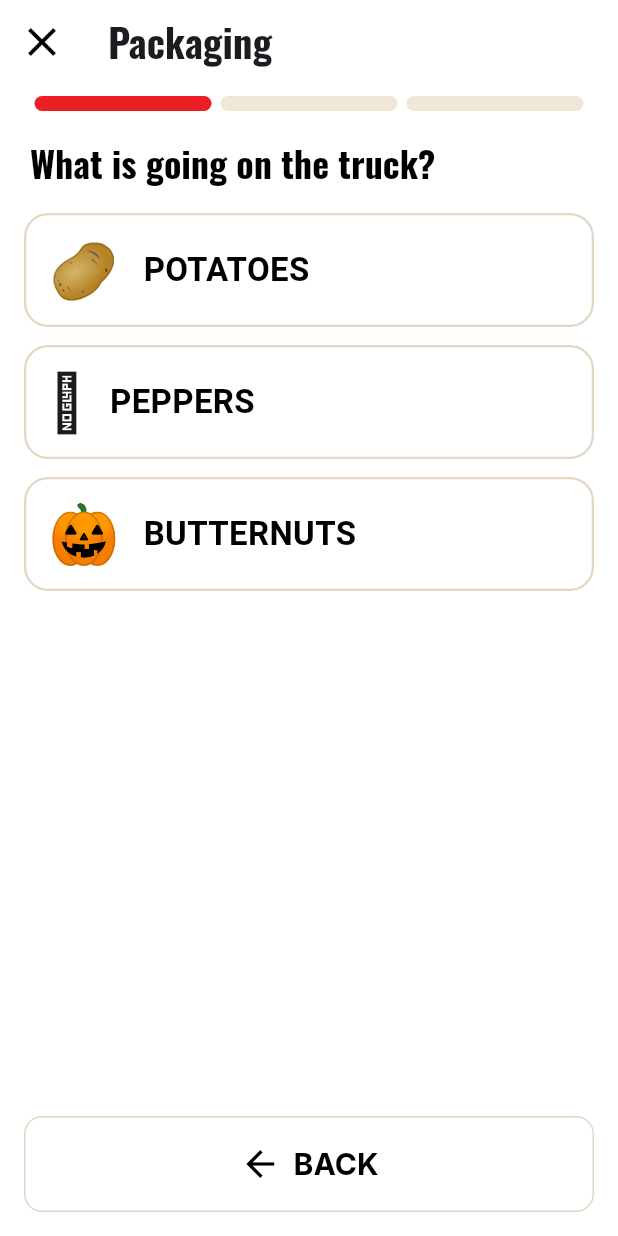
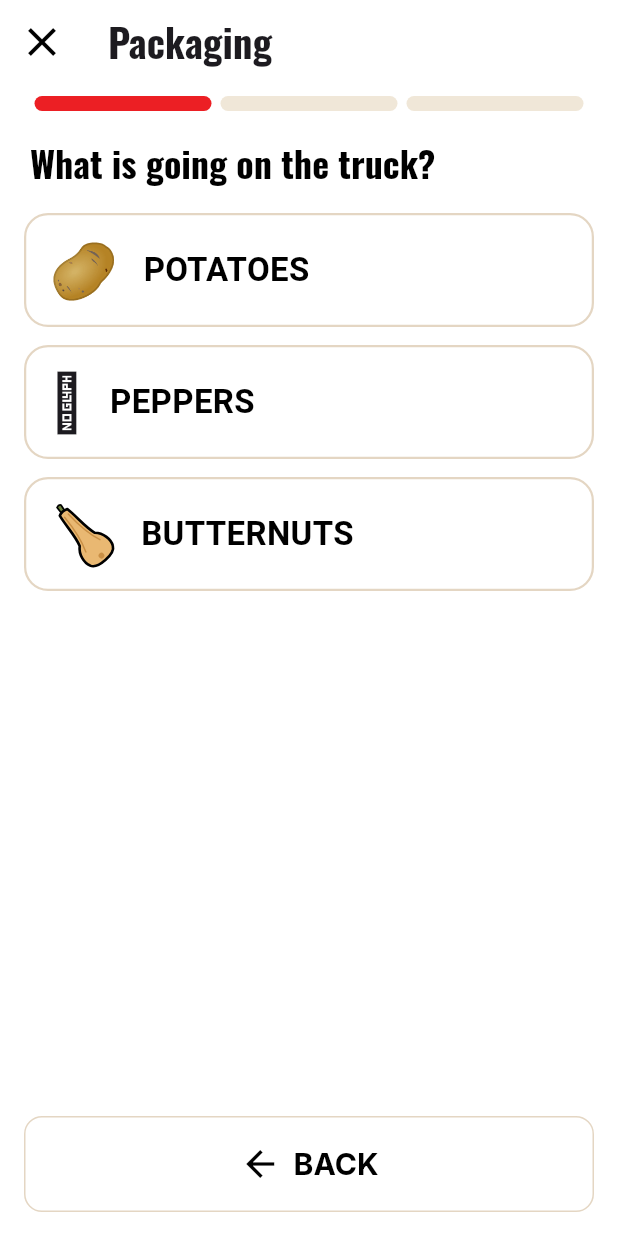
Before and after one commit to DFourie87/Nanini, a Flutter app: the DeliveryFlow widget shown alone on an empty page, opened directly, on a phone screen of 412 x 824 dp. Run offline on Flutter 3.47's test engine with Material 3 defaults, Android fonts, the phone set to English and light mode, and no system bars; our stand-ins replace connectivity_plus, csv, file_picker, fl_chart, flutter_map, google_fonts and 6 more; missing offline and left inert: excel; accounts and stored records are empty.

Commit message:
Capture app packaging: drawn butternut instead of the pumpkin emoji
Co-Authored-By: Claude Opus 5.5 <noreply@anthropic.com>
Claude-Session: https://claude.ai/code/session_0154FLxM7bQ7qjn16GE6RHFv

```diff
--- a/nanini_app/lib/capture_app/farm_icons.dart
+++ b/nanini_app/lib/capture_app/farm_icons.dart
@@ -244,3 +244,54 @@ class _TractorTrailerPainter extends _GridPainter {
     canvas.drawCircle(const Offset(42, 38), 1.8, Paint()..color = NaniniColors.paper);
   }
 }
+
+/// Butternut squash (there's no butternut emoji -- 🎃 is a pumpkin): long pale
+/// neck, round bulb, stem on top.
+class ButternutIcon extends StatelessWidget {
+  const ButternutIcon({super.key, this.size = 44});
+  final double size;
+  @override
+  Widget build(BuildContext context) => _FarmIcon(_ButternutPainter(), size);
+}
+
+class _ButternutPainter extends _GridPainter {
+  /// Butternut skin: pale tan-orange.
+  static const _skin = Color(0xFFE9B872);
+
+  @override
+  void draw(Canvas canvas) {
+    // Drawn upright, then tilted so the long shape fills the square.
+    canvas.translate(24, 24);
+    canvas.rotate(-0.72);
+    canvas.translate(-24, -24);
+
+    // Stem.
+    final stem = Path()
+      ..moveTo(22.6, 3.5)
+      ..lineTo(22.8, -1.5)
+      ..quadraticBezierTo(25, -2.5, 26, -1)
+      ..lineTo(25.4, 3.5)
+      ..close();
+    canvas.drawPath(stem, Paint()..color = const Color(0xFF6B7F3A));
+    canvas.drawPath(stem, _stroke(1.2));
+
+    // Body: long narrow neck widening into a round bulb.
+    final body = Path()
+      ..moveTo(20.5, 4)
+      ..quadraticBezierTo(24, 2.5, 27.5, 4)
+      ..cubicTo(29, 12, 28.5, 22, 31, 29)
+      ..cubicTo(35.5, 33, 36.5, 40, 34.5, 44)
+      ..cubicTo(32, 49.5, 16, 49.5, 13.5, 44)
+      ..cubicTo(11.5, 40, 12.5, 33, 17, 29)
+      ..cubicTo(19.5, 22, 19, 12, 20.5, 4)
+      ..close();
+    canvas.drawPath(body, Paint()..color = _skin);
+
+    // Faint ribs and the darker blossom end give it its shape.
+    final rib = _stroke(1, const Color(0xFFC98F45));
+    canvas.drawPath(Path()..moveTo(22.3, 7)..cubicTo(22, 18, 21, 26, 17.5, 35), rib);
+    canvas.drawPath(Path()..moveTo(25.7, 7)..cubicTo(26, 18, 27, 26, 30.5, 35), rib);
+    canvas.drawCircle(const Offset(24, 44), 2, Paint()..color = const Color(0xFFC98F45));
+    canvas.drawPath(body, _stroke(1.8));
+  }
+}
--- a/nanini_app/lib/capture_app/flows/delivery_flow.dart
+++ b/nanini_app/lib/capture_app/flows/delivery_flow.dart
@@ -5,6 +5,7 @@ import '../../features/delivery/delivery_models.dart';
 import '../../theme/nanini_theme.dart';
 import '../capture_store.dart';
 import '../capture_widgets.dart';
+import '../farm_icons.dart';
 
 enum _S { produce, count, check }
 
@@ -99,12 +100,13 @@ class _DeliveryFlowState extends State<DeliveryFlow> {
         return page(
           'What is going on the truck?',
           ListView(children: [
-            for (final (p, emoji, label) in const [
-              (ProduceType.potato, '🥔', 'POTATOES'),
-              (ProduceType.pepper, '🫑', 'PEPPERS'),
-              (ProduceType.butternut, '🎃', 'BUTTERNUTS'),
+            for (final (p, emoji, picture, label) in const [
+              (ProduceType.potato, '🥔', null, 'POTATOES'),
+              (ProduceType.pepper, '🫑', null, 'PEPPERS'),
+              // No butternut emoji (🎃 is a pumpkin) -- drawn instead.
+              (ProduceType.butternut, null, ButternutIcon(size: 46), 'BUTTERNUTS'),
             ])
-              BigChoice(emoji: emoji, label: label, selected: produce == p, onTap: () async {
+              BigChoice(emoji: emoji, leading: picture, label: label, selected: produce == p, onTap: () async {
                 if (produce != null && produce != p && total > 0) {
                   final ok = await _ask('Start a new truck? The counting so far will be lost.');
                   if (!ok) return;
```
